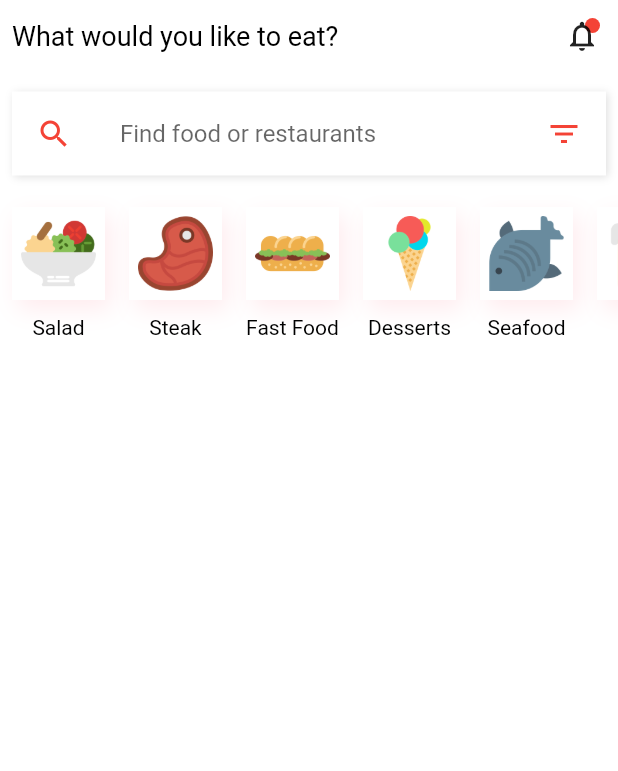
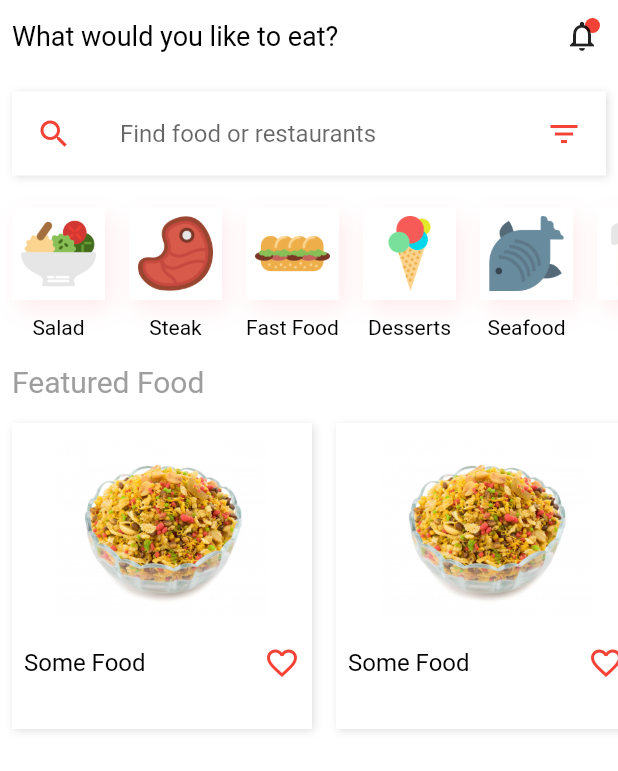
Before and after one commit to PatrickChow0803/Flutter_Food, a Flutter app: the screen it shows after launch, on a phone screen of 412 x 824 dp. Shown: the top 771 px of the screen. Run offline on Flutter 3.47's test engine with Material 2 defaults, Android fonts, the phone set to English and light mode, and no system bars.

Commit message:
Added featured food onto the home screen

```diff
--- a/lib/src/screens/home.dart
+++ b/lib/src/screens/home.dart
@@ -77,6 +77,58 @@ class _HomeState extends State<Home> {
             ),
             SizedBox(height: 5.0),
             Categories(),
+            Padding(
+              padding: EdgeInsets.all(8.0),
+              child: CustomText(
+                text: "Featured Food",
+                size: 20.0,
+                colors: grey,
+              ),
+            ),
+            Container(
+              height: 220,
+              child: ListView.builder(
+                  scrollDirection: Axis.horizontal,
+                  itemCount: 2,
+                  itemBuilder: (_, index) {
+                    return Padding(
+                      padding: EdgeInsets.all(8.0),
+                      child: Container(
+                          height: 150,
+                          width: 200,
+                          decoration: BoxDecoration(color: white, boxShadow: [
+                            BoxShadow(
+                              color: grey[300],
+                              offset: Offset(1, 1),
+                              blurRadius: 4,
+                            ),
+                          ]),
+                          child: Column(
+                            children: [
+                              Image.asset(
+                                'images/1.jpg',
+                                width: 140,
+                                height: 140,
+                              ),
+                              Row(
+                                mainAxisAlignment: MainAxisAlignment.spaceBetween,
+                                children: [
+                                  Padding(
+                                      padding: EdgeInsets.all(8.0),
+                                      child: CustomText(text: 'Some Food')),
+                                  Padding(
+                                      padding: EdgeInsets.all(8.0),
+                                      child: Icon(
+                                        Icons.favorite_border,
+                                        color: red,
+                                      )),
+                                ],
+                              )
+                            ],
+                          )),
+                    );
+                  }),
+            )
           ],
         ),
       ),
--- a/lib/src/widgets/categories.dart
+++ b/lib/src/widgets/categories.dart
@@ -17,7 +17,7 @@ class Categories extends StatelessWidget {
   @override
   Widget build(BuildContext context) {
     return Container(
-      height: 120,
+      height: 105,
       child: ListView.builder(
         scrollDirection: Axis.horizontal,
         itemCount: categoriesList.length,
```
